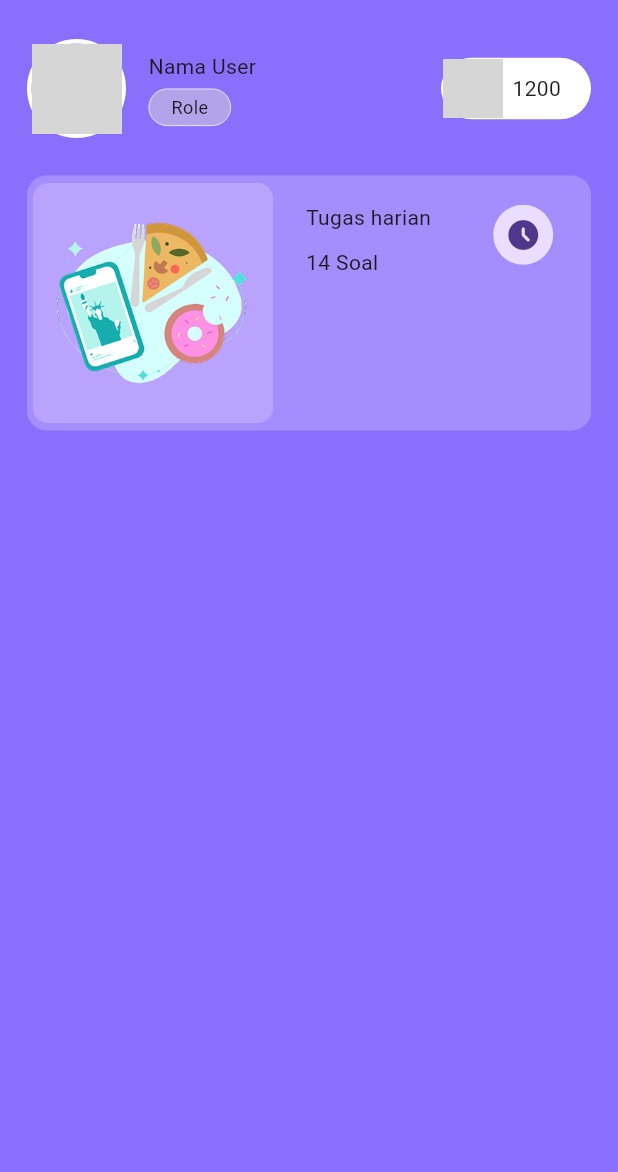
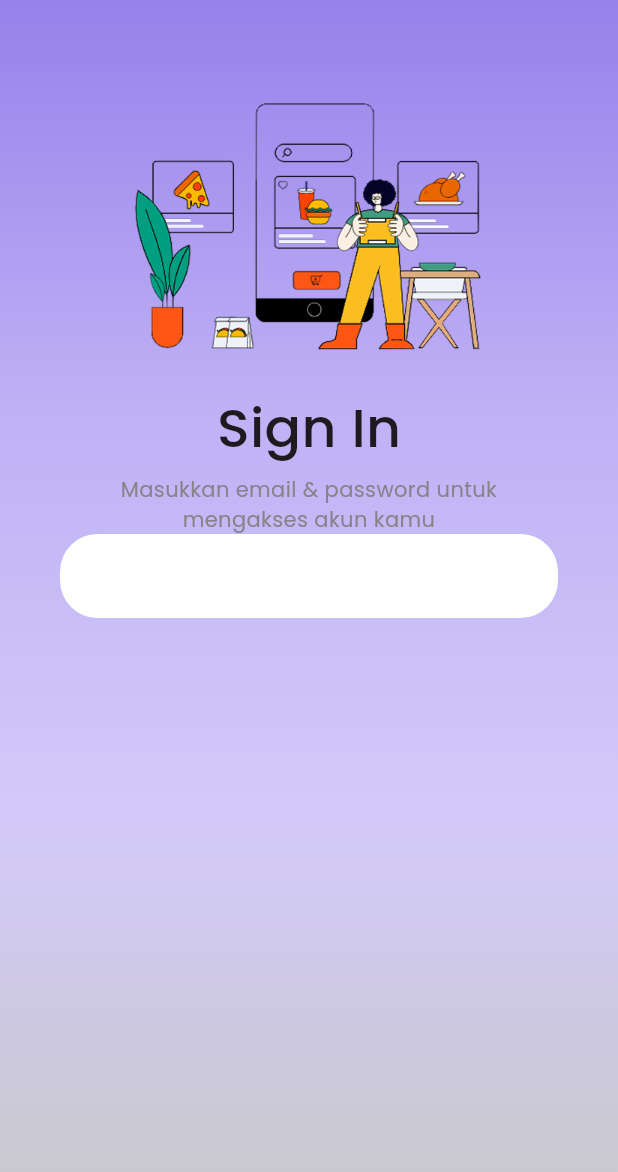
Before and after one commit to Faqihasyari/animated, a Flutter app: the screen it shows after launch, on a phone screen of 412 x 824 dp. Shown: the top 1172 px of the screen. Run offline on Flutter 3.47's test engine with Material 3 defaults, Android fonts, the phone set to English and light mode, and no system bars; our stand-ins replace google_fonts; missing offline and left inert: custom_button_builder; grey boxes are pictures that could not be loaded.

Commit message:
add loginPage

```diff
--- /dev/null
+++ b/lib/SignIn_page.dart
@@ -0,0 +1,72 @@
+import 'package:flutter/material.dart';
+import 'package:flutter_application_1/color.dart';
+import 'package:google_fonts/google_fonts.dart';
+
+class SigninPage extends StatefulWidget {
+  const SigninPage({super.key});
+
+  @override
+  State<SigninPage> createState() => _SigninPageState();
+}
+
+class _SigninPageState extends State<SigninPage> {
+  @override
+  Widget build(BuildContext context) {
+    return Scaffold(
+      backgroundColor: primaryColor,
+      body: Container(
+        decoration: const BoxDecoration(
+          gradient: LinearGradient(
+            begin: Alignment.topCenter, // mulai dari atas
+            end: Alignment.bottomCenter, // berakhir di bawah
+            colors: [
+              gradient1, // warna atas
+              gradient2, // warna bawah
+              gradient3,
+              gradient4,
+            ],
+          ),
+        ),
+        child: Padding(
+          padding: const EdgeInsets.symmetric(horizontal: 40.0, vertical: 40),
+          child: Center(
+            child: Column(
+              crossAxisAlignment:
+                  CrossAxisAlignment.center, // ⬅️ horizontal tengah
+              children: [
+                Image.asset('assets/SignIn.png', scale: 2),
+                Text(
+                  'Sign In',
+                  style: GoogleFonts.poppins(
+                    fontSize: 36,
+                    fontWeight: FontWeight.w500,
+                  ),
+                ),
+                SizedBox(height: 5),
+                SizedBox(
+                  width: 270,
+                  height: 40,
+                  child: Text(
+                    'Masukkan email & password untuk mengakses akun kamu',
+                    style: GoogleFonts.poppins(color: subtitle),
+                    textAlign: TextAlign.center,
+                  ),
+                ),
+                TextField(
+                  decoration: InputDecoration(
+                    filled: true,
+                    fillColor: Colors.white,
+                    border: OutlineInputBorder(
+                      borderSide: BorderSide.none,
+                      borderRadius: BorderRadius.circular(25),
+                    ),
+                  ),
+                ),
+              ],
+            ),
+          ),
+        ),
+      ),
+    );
+  }
+}
--- a/lib/color.dart
+++ b/lib/color.dart
@@ -5,3 +5,8 @@ import 'package:flutter/cupertino.dart';
 final primaryColor = Color(0xff8A6FFC);
 final containerColor = Color(0xffF2E8FB);
 final containerColor2 = Color(0xffCEB9FE);
+final subtitle = Color(0xff858387);
+const gradient1 = Color(0xff9681EB);
+const gradient2 = Color(0xffBFB1F5);
+const gradient3 = Color(0xffD3CAF9);
+const gradient4 = Color(0xffC8C8C8);
--- a/lib/main.dart
+++ b/lib/main.dart
@@ -2,6 +2,7 @@ import 'dart:async';
 
 import 'package:custom_button_builder/custom_button_builder.dart';
 import 'package:flutter/material.dart';
+import 'package:flutter_application_1/SignIn_page.dart';
 import 'package:flutter_application_1/api_essay.dart';
 import 'package:flutter_application_1/home_page.dart';
 import 'package:flutter_application_1/kuis_service.dart';
@@ -15,7 +16,7 @@ class MainApp extends StatelessWidget {
 
   @override
   Widget build(BuildContext context) {
-    return MaterialApp(home: MyHomePage(), debugShowCheckedModeBanner: false);
+    return MaterialApp(home: SigninPage(), debugShowCheckedModeBanner: false);
   }
 }
 
--- a/pubspec.yaml
+++ b/pubspec.yaml
@@ -10,6 +10,7 @@ dependencies:
   custom_button_builder: ^0.0.4
   flutter:
     sdk: flutter
+  google_fonts: ^6.3.2
   http: ^1.5.0
 
 dev_dependencies:
```
Also changed, not shown: assets/SignIn.png (added), pubspec.lock, 1 other file.
